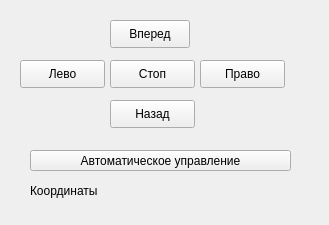
This is src/control/src/MainWindow.ui in amr-nsu/robot_ros as Qt 5 draws it before an edit. The edited form follows.
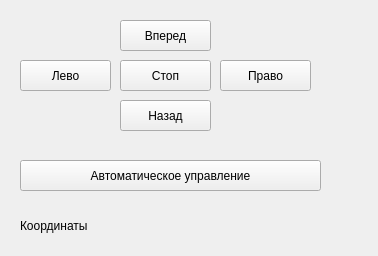
This is the edited form.

```diff
--- a/src/control/src/MainWindow.ui
+++ b/src/control/src/MainWindow.ui
@@ -6,21 +6,24 @@
    <rect>
     <x>0</x>
     <y>0</y>
-    <width>329</width>
-    <height>225</height>
+    <width>378</width>
+    <height>256</height>
    </rect>
   </property>
   <property name="windowTitle">
    <string>Управление</string>
   </property>
+  <property name="styleSheet">
+   <string notr="true">font: 16pt &quot;Ubuntu&quot;;</string>
+  </property>
   <widget class="QWidget" name="centralWidget">
    <widget class="QPushButton" name="pushButton">
     <property name="geometry">
      <rect>
-      <x>110</x>
+      <x>120</x>
       <y>20</y>
-      <width>80</width>
-      <height>28</height>
+      <width>91</width>
+      <height>31</height>
      </rect>
     </property>
     <property name="text">
@@ -32,8 +35,8 @@
      <rect>
       <x>20</x>
       <y>60</y>
-      <width>85</width>
-      <height>28</height>
+      <width>91</width>
+      <height>31</height>
      </rect>
     </property>
     <property name="text">
@@ -43,10 +46,10 @@
    <widget class="QPushButton" name="pushButton_3">
     <property name="geometry">
      <rect>
-      <x>200</x>
+      <x>220</x>
       <y>60</y>
-      <width>85</width>
-      <height>28</height>
+      <width>91</width>
+      <height>31</height>
      </rect>
     </property>
     <property name="text">
@@ -56,10 +59,10 @@
    <widget class="QPushButton" name="pushButton_4">
     <property name="geometry">
      <rect>
-      <x>110</x>
+      <x>120</x>
       <y>100</y>
-      <width>85</width>
-      <height>28</height>
+      <width>91</width>
+      <height>31</height>
      </rect>
     </property>
     <property name="text">
@@ -69,10 +72,10 @@
    <widget class="QPushButton" name="pushButton_5">
     <property name="geometry">
      <rect>
-      <x>110</x>
+      <x>120</x>
       <y>60</y>
-      <width>85</width>
-      <height>28</height>
+      <width>91</width>
+      <height>31</height>
      </rect>
     </property>
     <property name="text">
@@ -82,10 +85,10 @@
    <widget class="QPushButton" name="pushButton_6">
     <property name="geometry">
      <rect>
-      <x>30</x>
-      <y>150</y>
-      <width>261</width>
-      <height>21</height>
+      <x>20</x>
+      <y>160</y>
+      <width>301</width>
+      <height>31</height>
      </rect>
     </property>
     <property name="text">
@@ -95,10 +98,10 @@
    <widget class="QLabel" name="label">
     <property name="geometry">
      <rect>
-      <x>30</x>
-      <y>180</y>
-      <width>261</width>
-      <height>21</height>
+      <x>20</x>
+      <y>210</y>
+      <width>341</width>
+      <height>31</height>
      </rect>
     </property>
     <property name="text">
```
